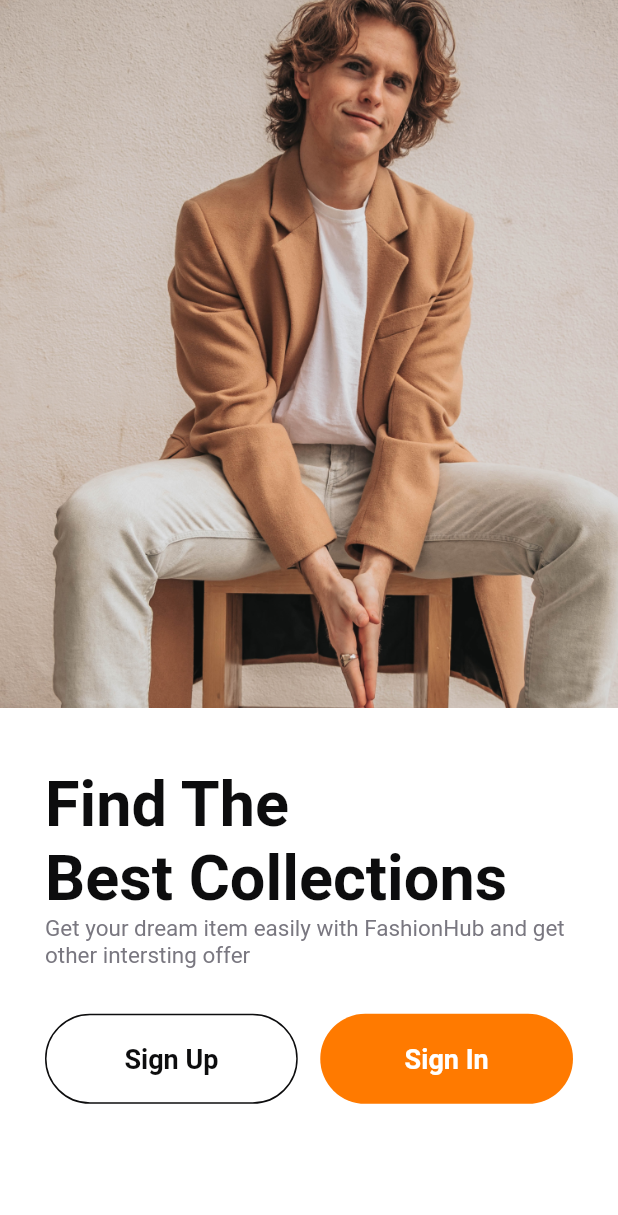
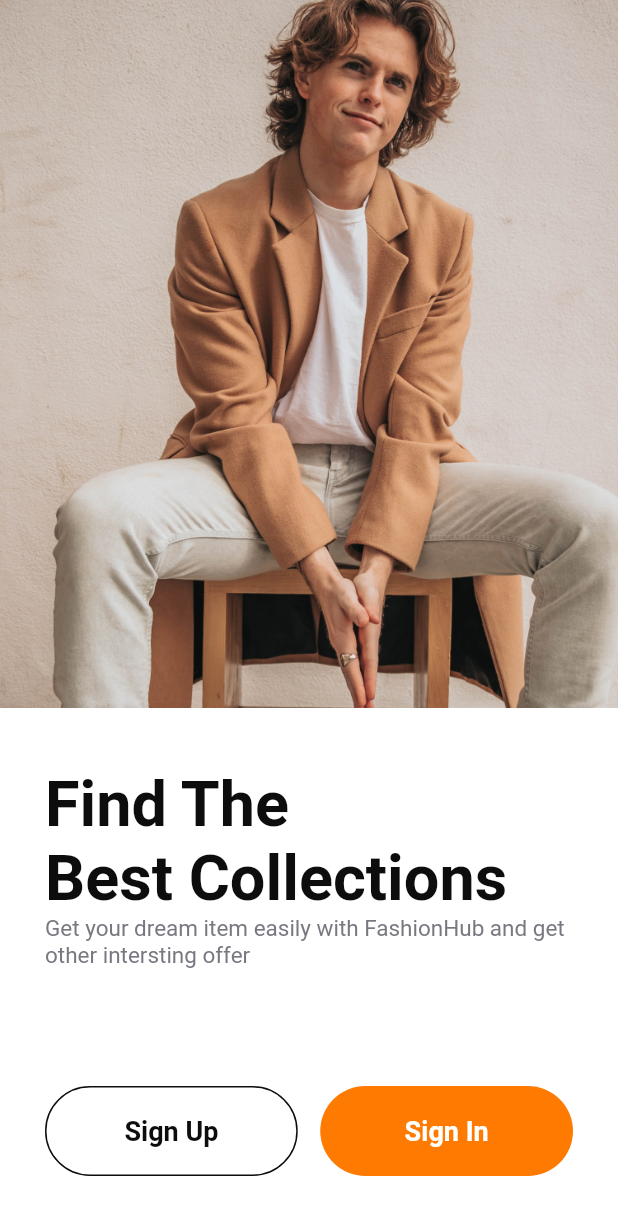
Before and after one commit to gihan667/flutter-fashion-ecommerce-app, a Flutter app: the screen it shows after launch, on a phone screen of 412 x 824 dp. Shown: the top 1215 px of the screen. Run offline on Flutter 3.47's test engine with Material 2 defaults, Android fonts, the phone set to English and light mode, and no system bars; our stand-ins replace google_fonts; Roboto replaces fonts that are missing (Imprima).

Commit message:
welcome screen completed

```diff
--- a/lib/screens/welcome/welcome_screen.dart
+++ b/lib/screens/welcome/welcome_screen.dart
@@ -2,8 +2,6 @@ import 'package:fashion_app/components/rounded_button.dart';
 import 'package:fashion_app/constants.dart';
 import 'package:fashion_app/size_config.dart';
 import 'package:flutter/material.dart';
-import 'package:flutter/src/foundation/key.dart';
-import 'package:flutter/src/widgets/framework.dart';
 
 class WelcomeScreen extends StatelessWidget {
   const WelcomeScreen({Key? key}) : super(key: key);
@@ -20,14 +18,11 @@ class WelcomeScreen extends StatelessWidget {
             width: double.infinity,
             fit: BoxFit.cover,
           ),
-
-          const SizedBox(
-            height: 40.0,
-          ),
-
-          Padding(
+          Expanded(
+            child: Padding(
               padding: const EdgeInsets.symmetric(
                 horizontal: kDefaultPadding,
+                vertical: 40.0,
               ),
               child: Column(
                 crossAxisAlignment: CrossAxisAlignment.start,
@@ -40,7 +35,6 @@ class WelcomeScreen extends StatelessWidget {
                       fontSize: 42.0,
                     ),
                   ),
-
                   const Text(
                     'Get your dream item easily with FashionHub and get other intersting offer',
                     style: TextStyle(
@@ -48,11 +42,7 @@ class WelcomeScreen extends StatelessWidget {
                       fontSize: 15.0,
                     ),
                   ),
-
-                const SizedBox(
-                  height: kDefaultPadding,
-                ),
-
+                  const Spacer(),
                   Row(
                     children: [
                       Expanded(
@@ -63,11 +53,9 @@ class WelcomeScreen extends StatelessWidget {
                           color: kTextColorDark,
                         ),
                       ),
-
                       const SizedBox(
                         width: kDefaultPadding / 2,
                       ),
-
                       Expanded(
                         child: RoundedButton(
                           onTap: () {},
@@ -78,8 +66,8 @@ class WelcomeScreen extends StatelessWidget {
                   )
                 ],
               ),
+            ),
           )
-
         ],
       ),
     );
```
Also changed, not shown: pubspec.lock, 12 other files. Lines whose indentation alone changed are shown as unchanged.
